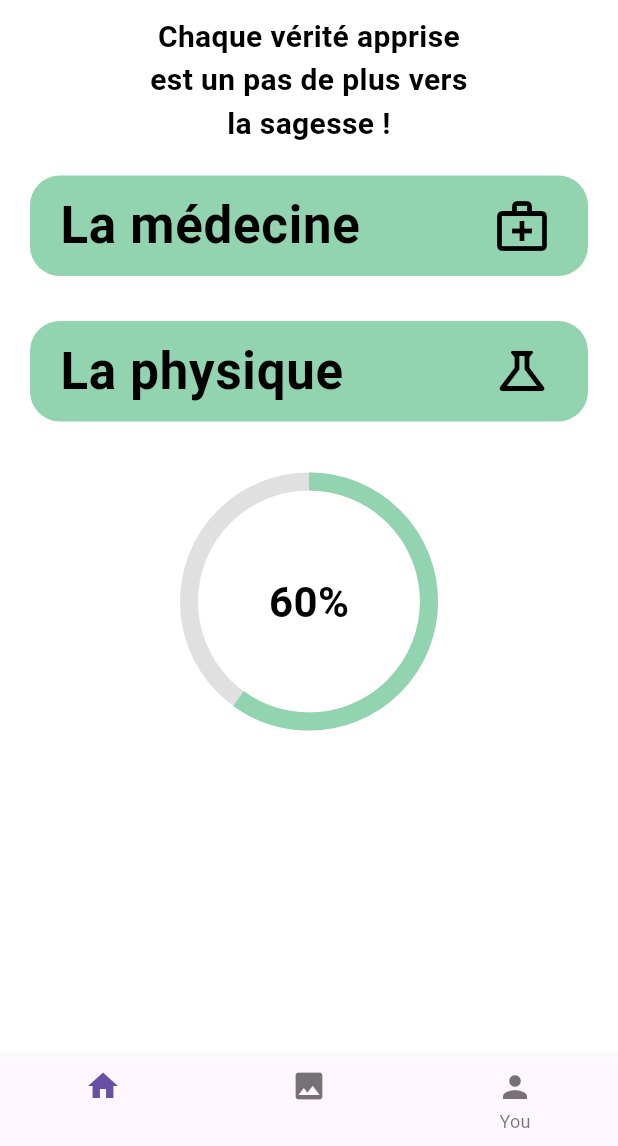
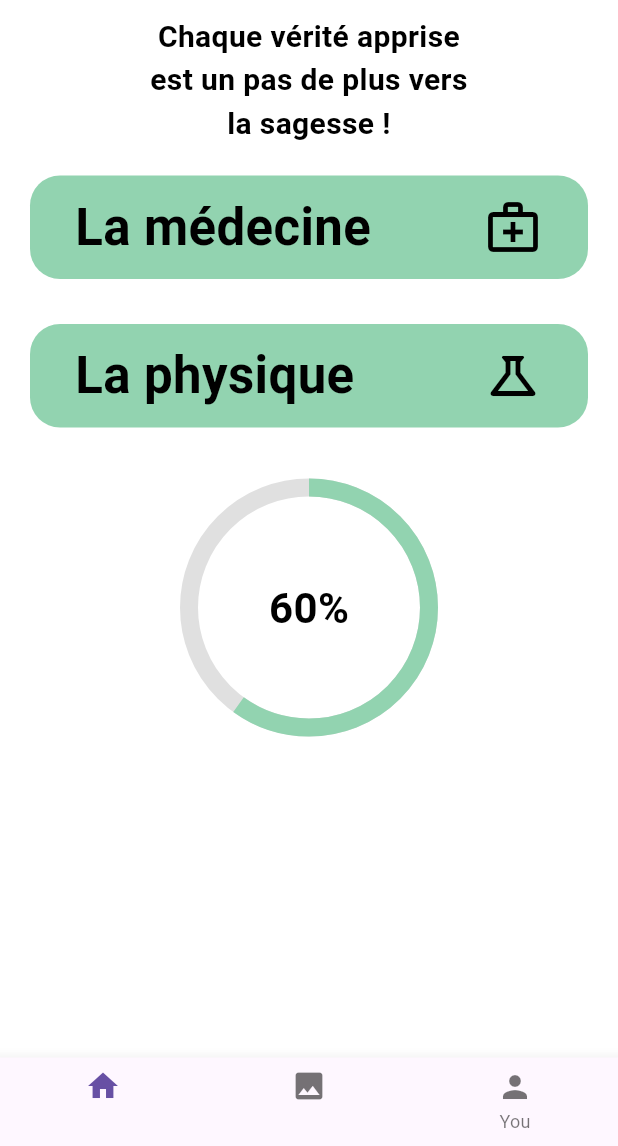
Before and after one commit to amina305/flutter_app_1, a Flutter app: the Science screen opened directly, on a phone screen of 412 x 824 dp, the part 90-1236 px from its top. Run offline on Flutter 3.47's test engine with Material 3 defaults, Android fonts, the phone set to English and light mode, and no system bars; our stand-ins replace audioplayers, cached_network_image, google_fonts, lottie; network calls fail.

Commit message:
derniere version

```diff
--- a/lib/science.dart
+++ b/lib/science.dart
@@ -1,4 +1,6 @@
 import 'package:flutter/material.dart';
+import 'obj_scentifique.dart';
+import 'categorie.dart';// Assurez-vous que l'importation est correcte
 
 class Science extends StatelessWidget {
   const Science({super.key});
@@ -19,7 +21,10 @@ class Science extends StatelessWidget {
                   IconButton(
                     icon: const Icon(Icons.arrow_back, size: 30, color: Colors.black),
                     onPressed: () {
-                      Navigator.pop(context);
+                      Navigator.push(
+                        context,
+                        MaterialPageRoute(builder: (context) =>  Categorie()),
+                      );
                     },
                   ),
                   ClipRRect(
@@ -60,7 +65,53 @@ class Science extends StatelessWidget {
               child: SingleChildScrollView(
                 child: Column(
                   children: [
-                    // Barre 1
+                    // Barre 1 : La médecine avec GestureDetector
+                    // Pour "La médecine"
+                    GestureDetector(
+                      onTap: () {
+                        Navigator.push(
+                          context,
+                          MaterialPageRoute(
+                            builder: (context) => const ScienceStatePage(),
+                          ),
+                        );
+                      },
+                      child: Container(
+                        margin: const EdgeInsets.symmetric(horizontal: 20),
+                        padding: const EdgeInsets.symmetric(horizontal: 20),
+                        decoration: BoxDecoration(
+                          color: const Color(0xFF92D3B0),
+                          borderRadius: BorderRadius.circular(20),
+                        ),
+                        child: const Padding(
+                          padding: EdgeInsets.all(10),
+                          child: Row(
+                            mainAxisAlignment: MainAxisAlignment.spaceBetween,
+                            children: [
+                              Text(
+                                'La médecine',
+                                style: TextStyle(
+                                  color: Colors.black,
+                                  fontSize: 34,
+                                  fontWeight: FontWeight.bold,
+                                ),
+                              ),
+                              Icon(
+                                Icons.medical_services_outlined,
+                                size: 40,
+                                color: Colors.black,
+                              ),
+                            ],
+                          ),
+                        ),
+                      ),
+                    ),
+
+
+                    const SizedBox(height: 30),
+
+                    // Barre 2
+                    // Pour "La physique"
                     Container(
                       margin: const EdgeInsets.symmetric(horizontal: 20),
                       padding: const EdgeInsets.symmetric(horizontal: 20),
@@ -68,53 +119,29 @@ class Science extends StatelessWidget {
                         color: const Color(0xFF92D3B0),
                         borderRadius: BorderRadius.circular(20),
                       ),
-                      child: const TextField(
-                        style: TextStyle(color: Colors.black),
-                        decoration: InputDecoration(
-                          border: InputBorder.none,
-                          hintText: 'La médecine',
-                          hintStyle: TextStyle(
+                      child: const Padding(
+                        padding: EdgeInsets.all(10),
+                        child: Row(
+                          mainAxisAlignment: MainAxisAlignment.spaceBetween,
+                          children: [
+                            Text(
+                              'La physique',
+                              style: TextStyle(
                                 color: Colors.black,
                                 fontSize: 34,
                                 fontWeight: FontWeight.bold,
                               ),
-                          suffixIcon: Icon(
-                            Icons.medical_services_outlined,
+                            ),
+                            Icon(
+                              Icons.science_outlined,
                               size: 40,
                               color: Colors.black,
                             ),
+                          ],
                         ),
                       ),
                     ),
 
-                    const SizedBox(height: 30),
-
-                    // Barre 2
-                    Container(
-                      margin: const EdgeInsets.symmetric(horizontal: 20),
-                      padding: const EdgeInsets.symmetric(horizontal: 20),
-                      decoration: BoxDecoration(
-                        color: const Color(0xFF92D3B0),
-                        borderRadius: BorderRadius.circular(20),
-                      ),
-                      child: const TextField(
-                        style: TextStyle(color: Colors.black),
-                        decoration: InputDecoration(
-                          border: InputBorder.none,
-                          hintText: 'La physique',
-                          hintStyle: TextStyle(
-                            color: Colors.black,
-                            fontSize: 34,
-                            fontWeight: FontWeight.bold,
-                          ),
-                          suffixIcon: Icon(
-                            Icons.science_outlined,
-                            size: 40,
-                            color: Colors.black,
-                          ),
-                        ),
-                      ),
-                    ),
 
                     const SizedBox(height: 40),
 
@@ -153,8 +180,6 @@ class Science extends StatelessWidget {
           ],
         ),
       ),
-
-      // ✅ Barre de navigation en bas
       bottomNavigationBar: BottomNavigationBar(
         currentIndex: 0,
         items: const [
--- a/pubspec.yaml
+++ b/pubspec.yaml
@@ -66,7 +66,9 @@ flutter:
   uses-material-design: true
 
   assets:
+    - assets/image/🧬.png
     - assets/image/Group 443.png
+    - assets/image/human-heart-anatomy-png 2.png
     - assets/image/image1.png
     - assets/music.mp3
     - assets/image/background.png
```
Also changed, not shown: lib/info.dart (+18 -3 lines), lib/obj_scentifique.dart (added, +155 -0 lines), lib/quiz1.dart (+11 -2 lines), assets/image/human-heart-anatomy-png 2.png (added), assets/image/🧬.png (added). Lines whose indentation alone changed are shown as unchanged.
